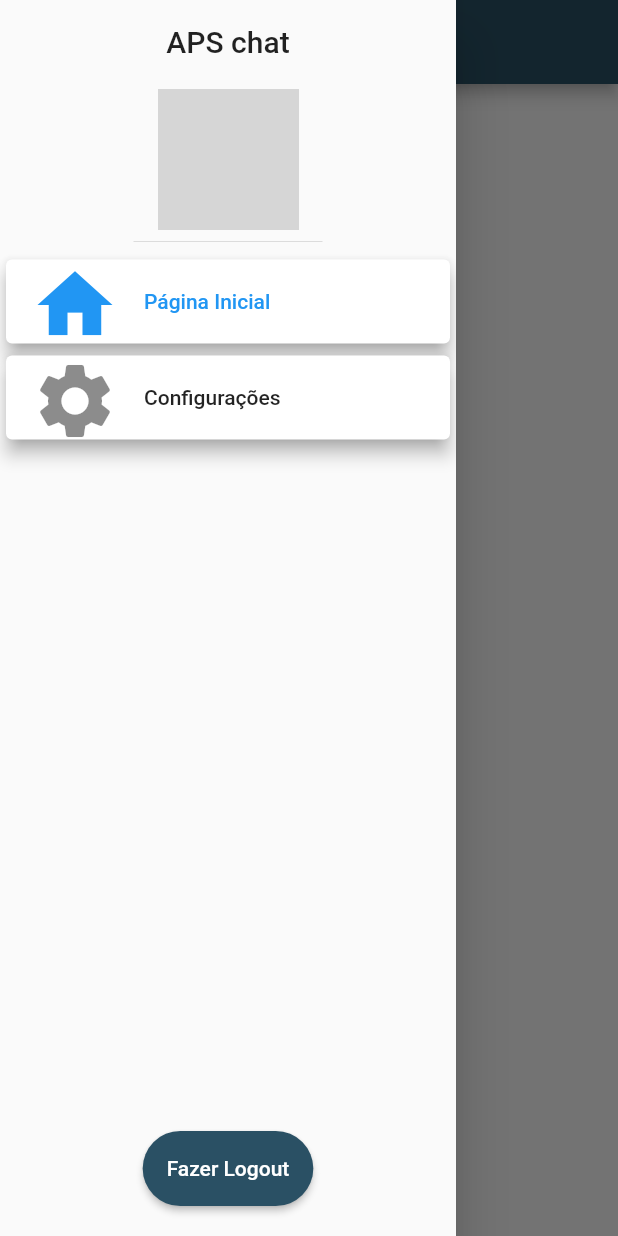
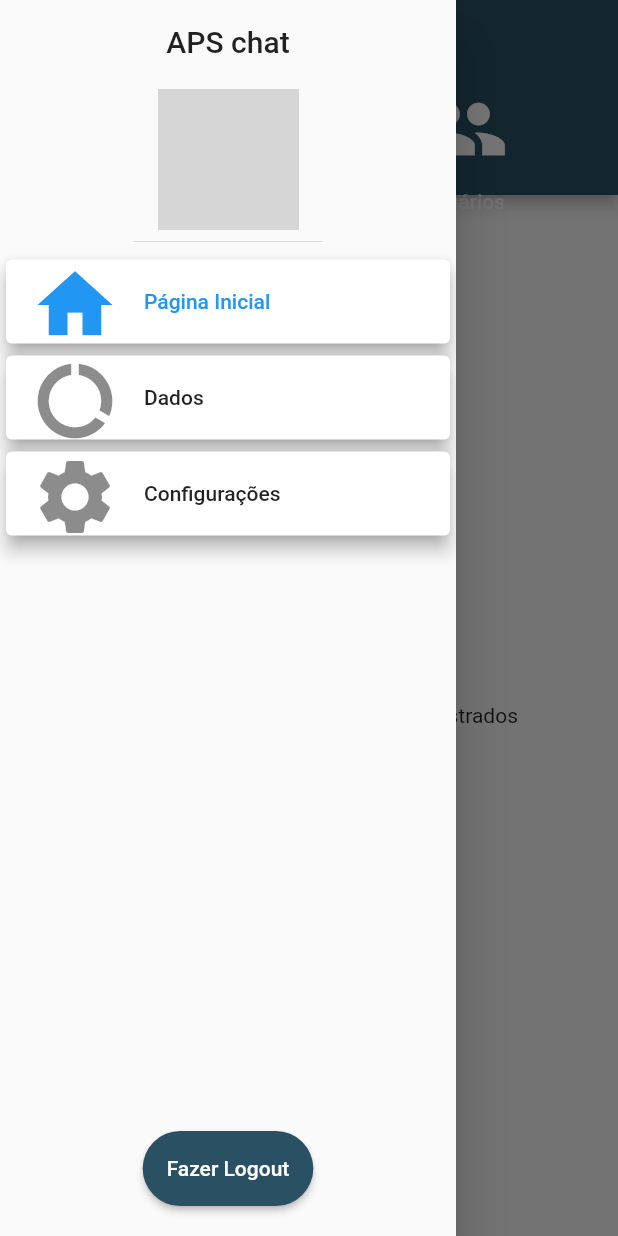
Before and after one commit to matheusEduardoTavares/flutter_aps_chat, a Flutter app: the screen it shows once a user with an empty profile is signed in, with the side drawer open, on a phone screen of 412 x 824 dp. Run offline on Flutter 3.47's test engine with Material 2 defaults, Android fonts, the phone set to English and light mode, and no system bars; our stand-ins replace cloud_firestore, firebase_auth, firebase_core, firebase_storage, flutter_spinkit, image_picker and 1 more; accounts and stored records are empty; grey boxes are pictures that could not be loaded.

Commit message:
feature: adicionado atualizacao dos dados da conta do usuario

```diff
--- a/lib/pages/home_page/home_page.dart
+++ b/lib/pages/home_page/home_page.dart
@@ -1,16 +1,78 @@
 import 'package:aps_chat/widgets/user_custom_drawer/user_custom_drawer.dart';
+import 'package:cloud_firestore/cloud_firestore.dart';
+import 'package:firebase_auth/firebase_auth.dart';
 import 'package:flutter/material.dart';
 
 class HomePage extends StatelessWidget {
+  final _users = FirebaseFirestore.instance.collection('users');
+  final _loggedUser = FirebaseAuth.instance.currentUser;
+
+  final _tabs = [
+    Tab(
+      child: const Text('Chats'),
+      icon: Icon(Icons.message),
+    ),
+    Tab(
+      child: const Text('Usuários'),
+      icon: Icon(Icons.people),
+    ),
+  ];
+
   @override
   Widget build(BuildContext context) {
-    return Scaffold(
-      appBar: AppBar(
-        title: const Text('Página Inicial'),
-      ),
-      drawer: UserCustomDrawer(),
-      body: Center(
-        child: Text('LOGADO !!'),
+    return DefaultTabController(
+      length: _tabs.length,
+      child: Scaffold(
+        appBar: AppBar(
+          title: const Text('Página Inicial'),
+          bottom: TabBar(
+            tabs: _tabs,
+          ),
+        ),
+        drawer: UserCustomDrawer(),
+        body: StreamBuilder(
+          stream: _users.snapshots(),
+          builder: (context, snapshot) {
+            if (snapshot.connectionState == ConnectionState.waiting) {
+              return Center(
+                child: CircularProgressIndicator(),
+              );
+            }
+
+            final QuerySnapshot users = snapshot.data;
+            final allUsersWithoutMe = users.docs
+              ..removeWhere((user) => user.id == _loggedUser.uid);
+
+            if (allUsersWithoutMe.isEmpty) {
+              return const Center(
+                child: Text('Você ainda não possui usuários cadastrados'),
+              );
+            }
+
+            return TabBarView(
+              children: [
+                const Center(
+                  child: Text('Chat em construção :)'),
+                ),
+                Column(
+                  children: [
+                    const Text('Por enquanto só aparece o nome dos usuários. Em construção também :)'),
+                    const SizedBox(height: 20),
+                    Expanded(
+                      child: ListView.builder(
+                        itemCount: allUsersWithoutMe.length,
+                        itemBuilder: (ctx, index) => ListTile(
+                          // leading: Text('${allUsersWithoutMe[index]["createdAt"]}'),
+                          title: Text('${allUsersWithoutMe[index]["name"]}'),
+                        ),
+                      ),
+                    ),
+                  ],
+                ),
+              ],
+            );
+          }
+        ),
       ),
     );
   }
--- a/lib/pages/login_page/login_page.dart
+++ b/lib/pages/login_page/login_page.dart
@@ -88,6 +88,7 @@ class _LoginPageState extends State<LoginPage> {
                         ),
                         validator: TextFormFieldsValidator.validators['email'],
                         keyboardType: TextInputType.emailAddress,
+                        textInputAction: TextInputAction.next,
                       ),
                       const SizedBox(height: 20),
                       TextFormField(
@@ -103,6 +104,7 @@ class _LoginPageState extends State<LoginPage> {
                           ),
                         ),
                         validator: TextFormFieldsValidator.validators['password'],
+                        textInputAction: TextInputAction.done,
                       ),
                       const SizedBox(height: 20),
                     ],
--- a/lib/pages/signup_page/signup_page.dart
+++ b/lib/pages/signup_page/signup_page.dart
@@ -109,6 +109,8 @@ class _SignUpPageState extends State<SignUpPage> {
                           labelText: 'Nome do usuário',
                         ),
                         validator: TextFormFieldsValidator.validators['name'],
+                        textInputAction: TextInputAction.next,
+                        textCapitalization: TextCapitalization.words,
                       ),
                       const SizedBox(height: 20),
                       TextFormField(
@@ -118,6 +120,7 @@ class _SignUpPageState extends State<SignUpPage> {
                         ),
                         keyboardType: TextInputType.emailAddress,
                         validator: TextFormFieldsValidator.validators['email'],
+                        textInputAction: TextInputAction.next,
                       ),
                       const SizedBox(height: 20),
                       TextFormField(
@@ -133,6 +136,7 @@ class _SignUpPageState extends State<SignUpPage> {
                           ),
                         ),
                         validator: TextFormFieldsValidator.validators['password'],
+                        textInputAction: TextInputAction.next,
                       ),
                       const SizedBox(height: 20),
                       TextFormField(
@@ -153,6 +157,7 @@ class _SignUpPageState extends State<SignUpPage> {
 
                           return null;
                         },
+                        textInputAction: TextInputAction.done,
                       ),
                       const SizedBox(height: 20),
                     ],
--- a/lib/utils/pages_configs/pages_configs.dart
+++ b/lib/utils/pages_configs/pages_configs.dart
@@ -5,6 +5,7 @@ import 'package:aps_chat/pages/home_page/home_page.dart';
 import 'package:aps_chat/pages/login_page/login_page.dart';
 import 'package:aps_chat/pages/signup_page/signup_page.dart';
 import 'package:aps_chat/pages/splash_page/splash_page.dart';
+import 'package:aps_chat/pages/user_data/user_data.dart';
 import 'package:flutter/material.dart';
 
 abstract class PagesConfigs {
@@ -14,6 +15,7 @@ abstract class PagesConfigs {
   static const signUpPage = '/signUpPage';
   static const homePage = '/homePage';
   static const authPage = '/authPage';
+  static const userDataPage = '/userDataPage';
 
   static final pages = <String, WidgetBuilder>{
     splashPage: (ctx) => SplashPage(),
@@ -22,6 +24,7 @@ abstract class PagesConfigs {
     signUpPage: (ctx) => SignUpPage(),
     homePage: (ctx) => HomePage(),
     authPage: (ctx) => AuthPage(),
+    userDataPage: (ctx) => UserData(),
   };
 
   static final detailsPage = <DetailsPage>[
@@ -49,6 +52,11 @@ abstract class PagesConfigs {
       leadingData: Icons.home,
     ),
     DetailsPage(
+      goToNamedRoute: userDataPage,
+      name: 'Dados',
+      leadingData: Icons.data_usage,
+    ),
+    DetailsPage(
       goToNamedRoute: configsPage,
       name: 'Configurações',
       leadingData: Icons.settings,
--- a/pubspec.yaml
+++ b/pubspec.yaml
@@ -15,7 +15,9 @@ dependencies:
   cloud_firestore: ^1.0.6
   firebase_auth: ^1.1.1
   firebase_core: ^1.0.4
+  firebase_storage: ^8.0.5
   flutter_spinkit: ^5.0.0
+  image_picker: ^0.7.4
   provider: ^5.0.0
   sqflite: ^2.0.0+3
 
```
Also changed, not shown: lib/pages/user_data/user_data.dart (added, +250 -0 lines), pubspec.lock, 1 other file.
